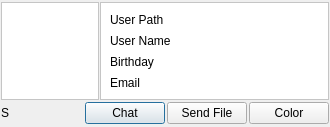
hwgao/beebeep, file GuiVCard.ui: the form before one commit.
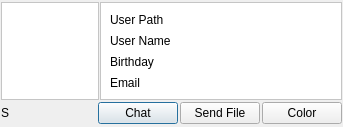
The form after the commit. Icons and pictures are not drawn.

Patch:
```diff
--- a/GuiVCard.ui
+++ b/GuiVCard.ui
@@ -6,7 +6,7 @@
    <rect>
     <x>0</x>
     <y>0</y>
-    <width>330</width>
+    <width>343</width>
     <height>127</height>
    </rect>
   </property>
```
Left out of the diff: 133 changed lines with no effect on the pictures.
